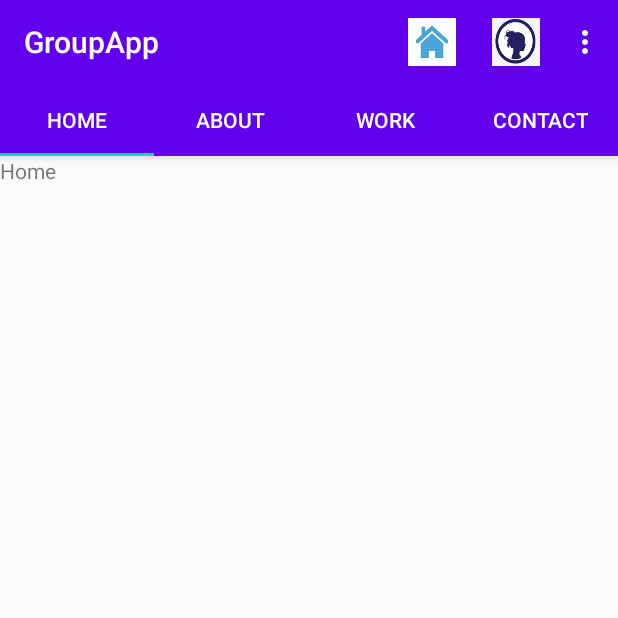
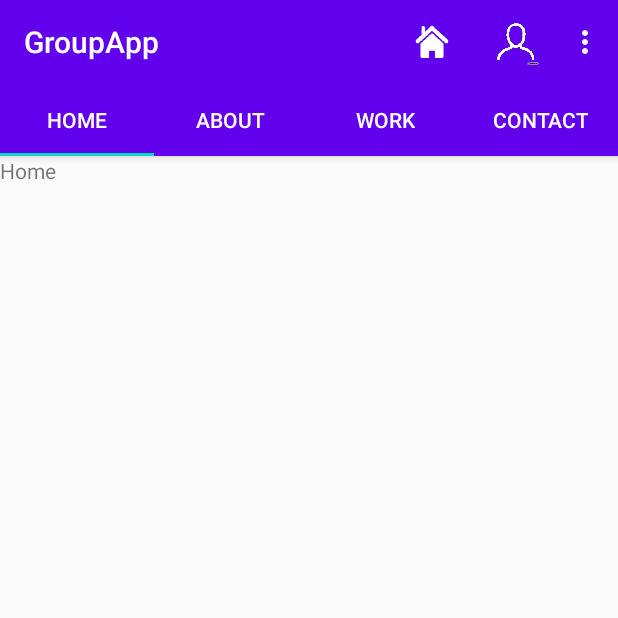
Before and after one commit to tushig11/GroupApp, an Android app: the screen it shows after launch (MainActivity), on a phone screen of 412 x 824 dp, the top half of it. Run offline under Robolectric (Android 15) with nearby library versions, the phone set to English and light mode, and no system bars.

Commit message:
Toolbar color changed

```diff
--- a/app/src/main/java/com/example/groupapp/MainActivity.kt
+++ b/app/src/main/java/com/example/groupapp/MainActivity.kt
@@ -1,14 +1,17 @@
 package com.example.groupapp
 
+import android.os.Build
 import androidx.appcompat.app.AppCompatActivity
 import android.os.Bundle
 import android.view.Menu
 import android.view.MenuItem
 import android.widget.Toast
 import android.widget.Toolbar
+import androidx.annotation.RequiresApi
 import kotlinx.android.synthetic.main.activity_main.*
 
 class MainActivity : AppCompatActivity() {
+    @RequiresApi(Build.VERSION_CODES.M)
     override fun onCreate(savedInstanceState: Bundle?) {
         super.onCreate(savedInstanceState)
         setContentView(R.layout.activity_main)
@@ -21,7 +24,7 @@ class MainActivity : AppCompatActivity() {
 
         viewPager.adapter = adapter
         tabs.setupWithViewPager(viewPager)
-
+        toolbar.setTitleTextColor(getColor(R.color.white))
         setSupportActionBar(toolbar)
 
     }
--- a/app/src/main/res/layout/activity_main.xml
+++ b/app/src/main/res/layout/activity_main.xml
@@ -20,6 +20,7 @@
             android:layout_width="match_parent"
             android:layout_height="?attr/actionBarSize"
             android:background="?attr/colorPrimary"
+            android:textColorSecondary="@color/white"
             app:popupTheme="@style/ThemeOverlay.AppCompat.Light" />
 
         <com.google.android.material.tabs.TabLayout
--- a/app/src/main/res/menu/main.xml
+++ b/app/src/main/res/menu/main.xml
@@ -8,7 +8,7 @@
         app:showAsAction="ifRoom" />
     <item
         android:id="@+id/main_about"
-        android:icon="@drawable/about"
+        android:icon="@drawable/profile"
         android:title="@string/main_about"
         app:showAsAction="ifRoom" />
     <item
--- a/app/src/main/res/values/colors.xml
+++ b/app/src/main/res/values/colors.xml
@@ -3,4 +3,5 @@
     <color name="colorPrimary">#6200EE</color>
     <color name="colorPrimaryDark">#3700B3</color>
     <color name="colorAccent">#03DAC5</color>
+    <color name="white">#FFFFFF</color>
 </resources>
```
Also changed, not shown: app/src/main/res/drawable/home.png, app/src/main/res/drawable/profile.png (added).
